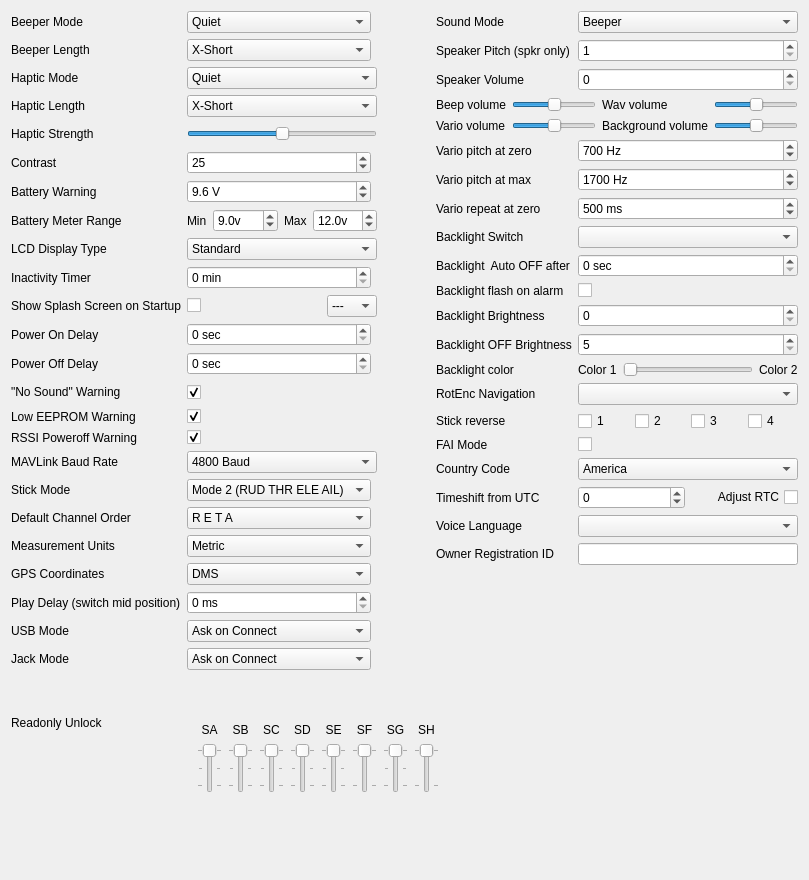
The window that companion/src/generaledit/generalsetup.ui (opentx/opentx) describes before a commit, drawn with Qt 5.
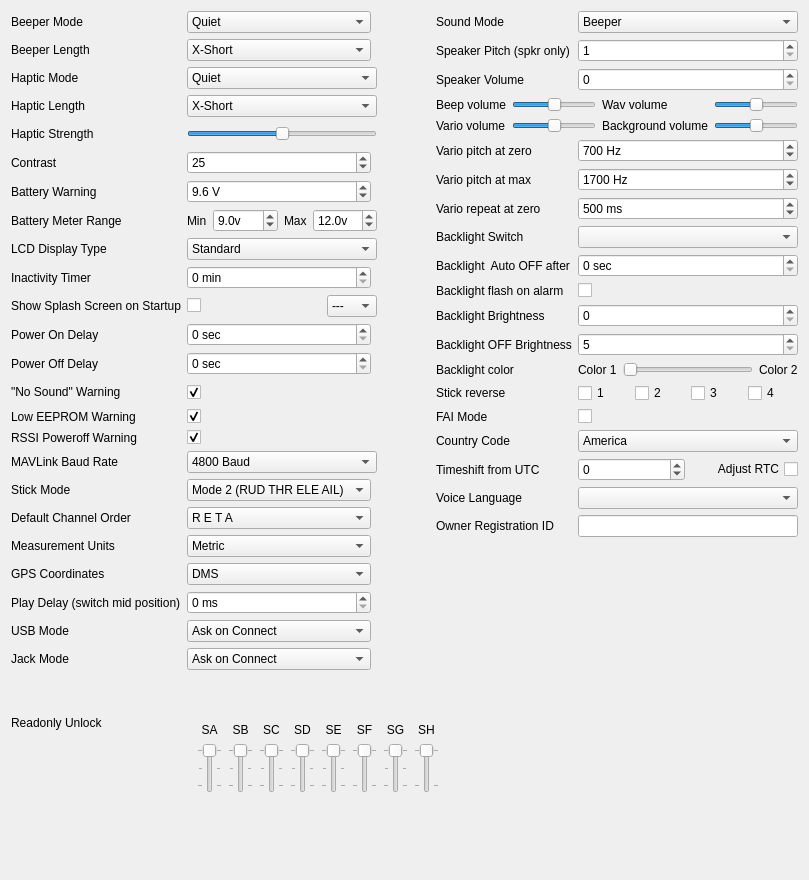
The same window after the commit.

What changed in the file:
```diff
--- a/companion/src/generaledit/generalsetup.ui
+++ b/companion/src/generaledit/generalsetup.ui
@@ -567,13 +567,6 @@
        </property>
       </widget>
      </item>
-     <item row="13" column="0">
-      <widget class="QLabel" name="re_label">
-       <property name="text">
-        <string>RotEnc Navigation</string>
-       </property>
-      </widget>
-     </item>
      <item row="9" column="1">
       <widget class="QCheckBox" name="blAlarm_ChkB">
        <property name="text">
@@ -1051,9 +1044,6 @@
        </property>
       </widget>
      </item>
-     <item row="13" column="1">
-      <widget class="QComboBox" name="re_CB"/>
-     </item>
      <item row="0" column="0">
       <widget class="QLabel" name="label_soundMode">
        <property name="text">
```
